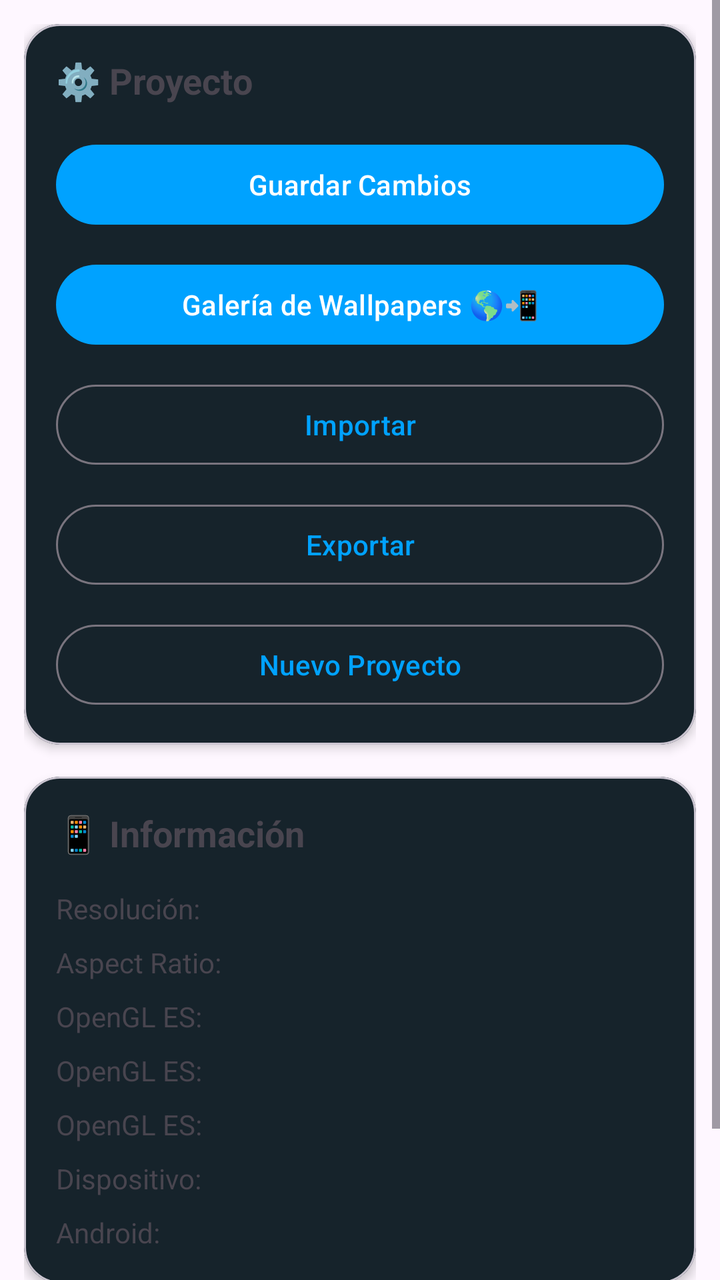
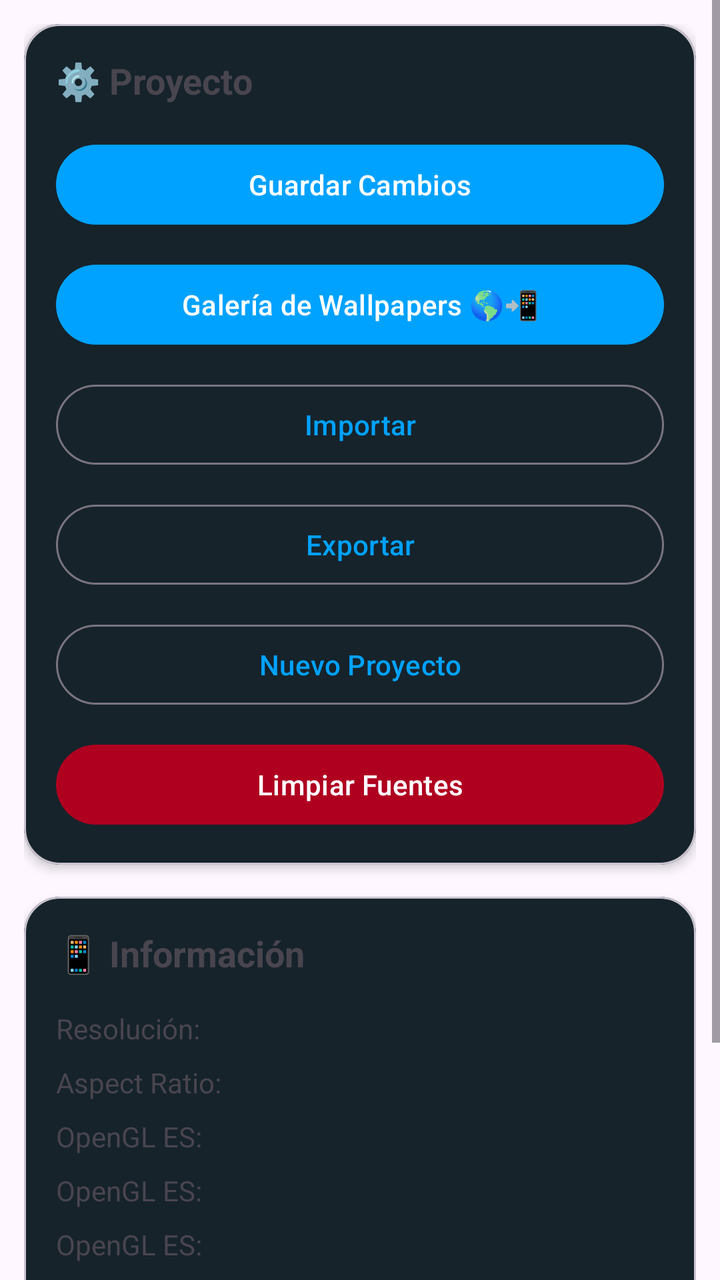

Before-and-after screenshots of an Android layout around one commit, followed by the original layout XML and the change that was made.
<!-- AndroidManifest.xml: application theme Theme.RomasterLiveWall -->
<!-- res/layout/layout_project.xml -->
<?xml version="1.0" encoding="utf-8"?>
<ScrollView
    xmlns:android="http://schemas.android.com/apk/res/android"
    xmlns:app="http://schemas.android.com/apk/res-auto"
    android:layout_width="match_parent"
    android:layout_height="match_parent">

    <LinearLayout
        android:layout_width="match_parent"
        android:layout_height="wrap_content"
        android:orientation="vertical"
        android:padding="12dp">

        
        
        

        <com.google.android.material.card.MaterialCardView
            android:layout_width="match_parent"
            android:layout_height="wrap_content"
            android:layout_marginBottom="16dp"
            app:cardCornerRadius="18dp"
            app:cardElevation="3dp">

            <LinearLayout
                android:layout_width="match_parent"
                android:layout_height="wrap_content"
                android:orientation="vertical"
                android:padding="16dp">

                <TextView
                    android:layout_width="wrap_content"
                    android:layout_height="wrap_content"
                    android:text="⚙️ Proyecto"
                    android:textStyle="bold"
                    android:textSize="18sp"/>

                <com.google.android.material.button.MaterialButton
                    android:id="@+id/buttonSave"
                    style="@style/Widget.Material3.Button"
                    android:layout_width="match_parent"
                    android:layout_height="wrap_content"
                    android:layout_marginTop="16dp"
                    android:text="Guardar Cambios"/>

                <com.google.android.material.button.MaterialButton
                    android:id="@+id/buttonSelectProject"
                    style="@style/Widget.Material3.Button"
                    android:layout_width="match_parent"
                    android:layout_height="wrap_content"
                    android:layout_marginTop="12dp"
                    android:text="Galería de Wallpapers 🌎📲"/>

                <com.google.android.material.button.MaterialButton
                    android:id="@+id/buttonImportProject"
                    style="@style/Widget.Material3.Button.OutlinedButton"
                    android:layout_width="match_parent"
                    android:layout_height="wrap_content"
                    android:layout_marginTop="12dp"
                    android:text="Importar"/>

                <com.google.android.material.button.MaterialButton
                    android:id="@+id/buttonExportProject"
                    style="@style/Widget.Material3.Button.OutlinedButton"
                    android:layout_width="match_parent"
                    android:layout_height="wrap_content"
                    android:layout_marginTop="12dp"
                    android:text="Exportar"/>

                <com.google.android.material.button.MaterialButton
                    android:id="@+id/buttonNewProject"
                    style="@style/Widget.Material3.Button.OutlinedButton"
                    android:layout_width="match_parent"
                    android:layout_height="wrap_content"
                    android:layout_marginTop="12dp"
                    android:text="Nuevo Proyecto"/>

            </LinearLayout>

        </com.google.android.material.card.MaterialCardView>

        
        
        

        <com.google.android.material.card.MaterialCardView
            android:layout_width="match_parent"
            android:layout_height="wrap_content"
            app:cardCornerRadius="18dp"
            app:cardElevation="3dp">

            <LinearLayout
                android:layout_width="match_parent"
                android:layout_height="wrap_content"
                android:orientation="vertical"
                android:padding="16dp">

                <TextView
                    android:layout_width="wrap_content"
                    android:layout_height="wrap_content"
                    android:text="📱 Información"
                    android:textStyle="bold"
                    android:textSize="18sp"/>

                <TextView
                    android:id="@+id/textScreenResolution"
                    android:layout_width="match_parent"
                    android:layout_height="wrap_content"
                    android:layout_marginTop="16dp"
                    android:text="Resolución:"/>

                <TextView
                    android:id="@+id/textAspectRatio"
                    android:layout_width="match_parent"
                    android:layout_height="wrap_content"
                    android:layout_marginTop="8dp"
                    android:text="Aspect Ratio:"/>

                <TextView
                    android:id="@+id/textOpenGLVersion"
                    android:layout_width="match_parent"
                    android:layout_height="wrap_content"
                    android:layout_marginTop="8dp"
                    android:text="OpenGL ES:"/>
                
                <TextView
                    android:id="@+id/textOpenGLRenderer"
                    android:layout_width="match_parent"
                    android:layout_height="wrap_content"
                    android:layout_marginTop="8dp"
                    android:text="OpenGL ES:"/>
                
                <TextView
                    android:id="@+id/textOpenGLVendor"
                    android:layout_width="match_parent"
                    android:layout_height="wrap_content"
                    android:layout_marginTop="8dp"
                    android:text="OpenGL ES:"/>

                <TextView
                    android:id="@+id/textDeviceName"
                    android:layout_width="match_parent"
                    android:layout_height="wrap_content"
                    android:layout_marginTop="8dp"
                    android:text="Dispositivo:"/>

                <TextView
                    android:id="@+id/textAndroidVersion"
                    android:layout_width="match_parent"
                    android:layout_height="wrap_content"
                    android:layout_marginTop="8dp"
                    android:text="Android:"/>

            </LinearLayout>

        </com.google.android.material.card.MaterialCardView>

        
        
        

        <com.google.android.material.button.MaterialButton
            android:id="@+id/buttonAbout"
            style="@style/Widget.Material3.Button.OutlinedButton"
            android:layout_width="match_parent"
            android:layout_height="wrap_content"
            android:layout_marginTop="16dp"
            android:layout_marginBottom="8dp"
            android:text="Acerca de"/>

    </LinearLayout>

</ScrollView>
<!-- resources referenced by this layout -->
<resources>
  <style name="Theme.RomasterLiveWall" parent="Theme.Material3.DayNight.NoActionBar">
  
          <item name="colorPrimary">@color/md_theme_primary</item>
          <item name="colorSurface">@color/md_theme_surface</item>
          <item name="colorSurfaceVariant">@color/md_theme_surfaceVariant</item>
          <item name="android:statusBarColor">@android:color/transparent</item>
  
      </style>
  <color name="md_theme_primary">#00A2FF</color>
  <color name="md_theme_surface">#181818</color>
  <color name="md_theme_surfaceVariant">#242424</color>
</resources>

<!-- the commit's change to res/layout/layout_project.xml (unified diff, before → after) -->
@@ -74,6 +74,16 @@
                     android:layout_height="wrap_content"
                     android:layout_marginTop="12dp"
                     android:text="Nuevo Proyecto"/>
+
+                <com.google.android.material.button.MaterialButton
+                    android:id="@+id/buttonClearFonts"
+                    style="@style/Widget.Material3.Button"
+                    android:layout_width="match_parent"
+                    android:layout_height="wrap_content"
+                    android:layout_marginTop="12dp"
+                    android:text="Limpiar Fuentes"
+                    android:textColor="@android:color/white"
+                    app:backgroundTint="#B00020"/>
 
             </LinearLayout>
 
